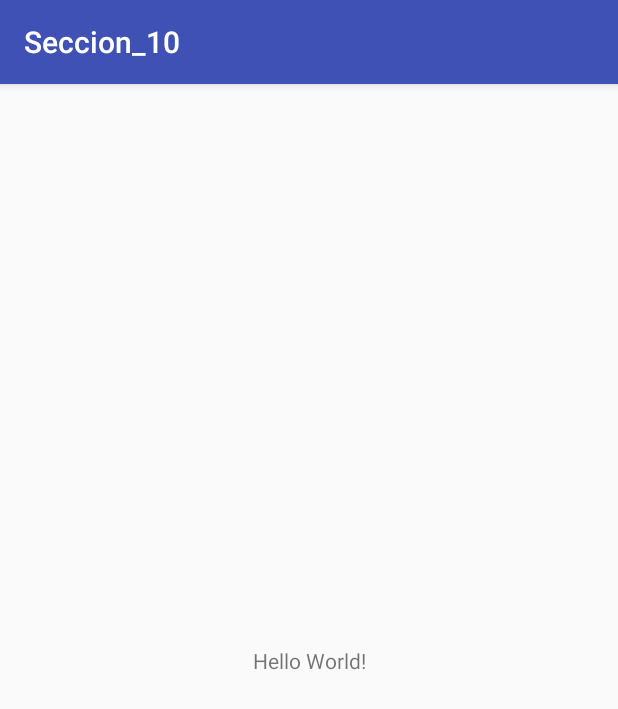
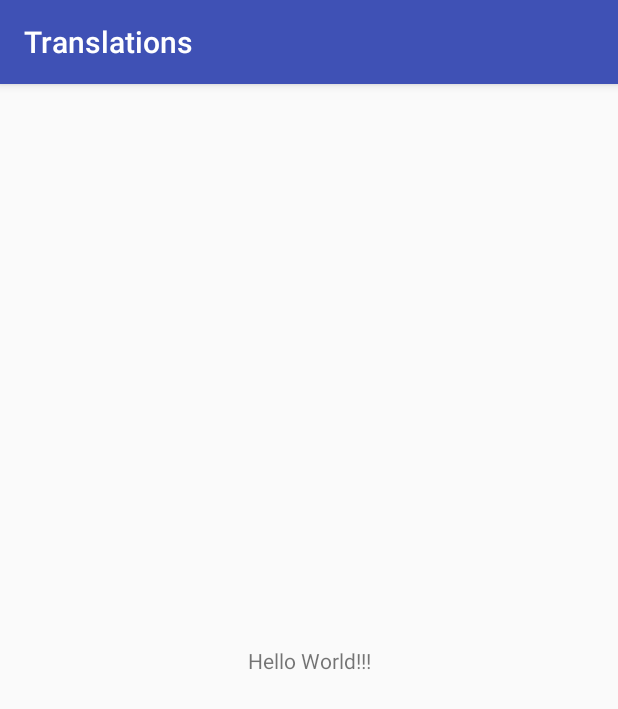
Before and after one commit to quevon24/Android-learning-section_10, an Android app: the screen it shows after launch (MainActivity), on a phone screen of 412 x 824 dp. Shown: the top 709 px of the screen. Run offline under Robolectric (Android 15) with nearby library versions, the phone set to English and light mode, and no system bars.

Commit message:
traducciones v1.0

```diff
--- a/app/src/main/java/com/seccion10/seccion_10/MainActivity.java
+++ b/app/src/main/java/com/seccion10/seccion_10/MainActivity.java
@@ -2,6 +2,7 @@ package com.seccion10.seccion_10;
 
 import android.support.v7.app.AppCompatActivity;
 import android.os.Bundle;
+import android.widget.Toast;
 
 public class MainActivity extends AppCompatActivity {
 
@@ -9,5 +10,9 @@ public class MainActivity extends AppCompatActivity {
     protected void onCreate(Bundle savedInstanceState) {
         super.onCreate(savedInstanceState);
         setContentView(R.layout.activity_main);
+
+        // traducciones
+        String welcome = getString(R.string.welcome);
+        Toast.makeText(getApplicationContext(), welcome, Toast.LENGTH_LONG).show();
     }
 }
--- a/app/src/main/res/layout/activity_main.xml
+++ b/app/src/main/res/layout/activity_main.xml
@@ -9,7 +9,7 @@
     <TextView
         android:layout_width="wrap_content"
         android:layout_height="wrap_content"
-        android:text="Hello World!"
+        android:text="@string/welcome"
         app:layout_constraintBottom_toBottomOf="parent"
         app:layout_constraintLeft_toLeftOf="parent"
         app:layout_constraintRight_toRightOf="parent"
--- a/app/src/main/res/values/strings.xml
+++ b/app/src/main/res/values/strings.xml
@@ -1,3 +1,4 @@
 <resources>
-    <string name="app_name">Seccion_10</string>
+    <string name="app_name">Translations</string>
+    <string name="welcome">Hello World!!!</string>
 </resources>
```
Also changed, not shown: app/src/main/java/com/seccion10/seccion_10/Util.java (added, +15 -0 lines), 1 other file.
